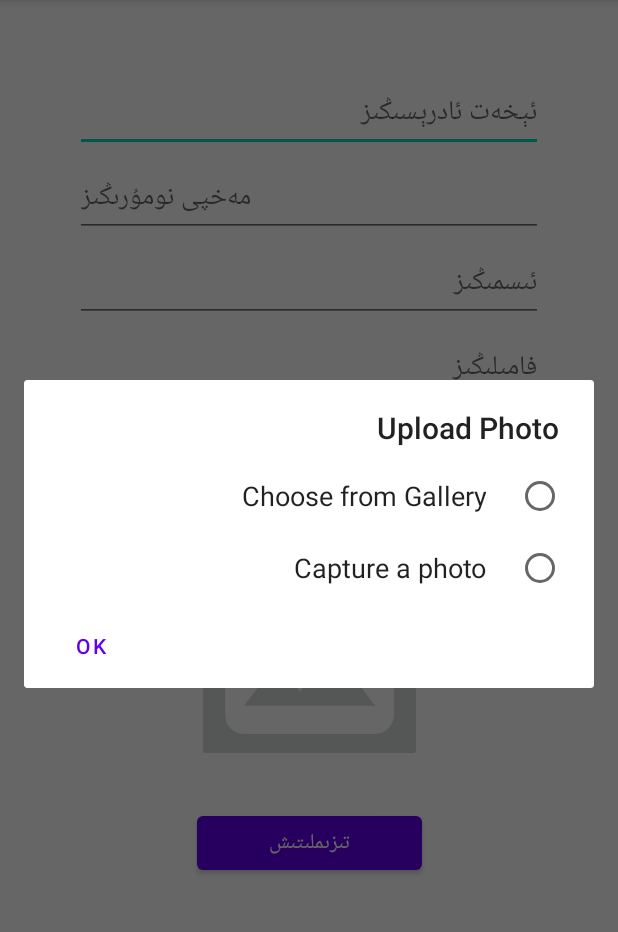
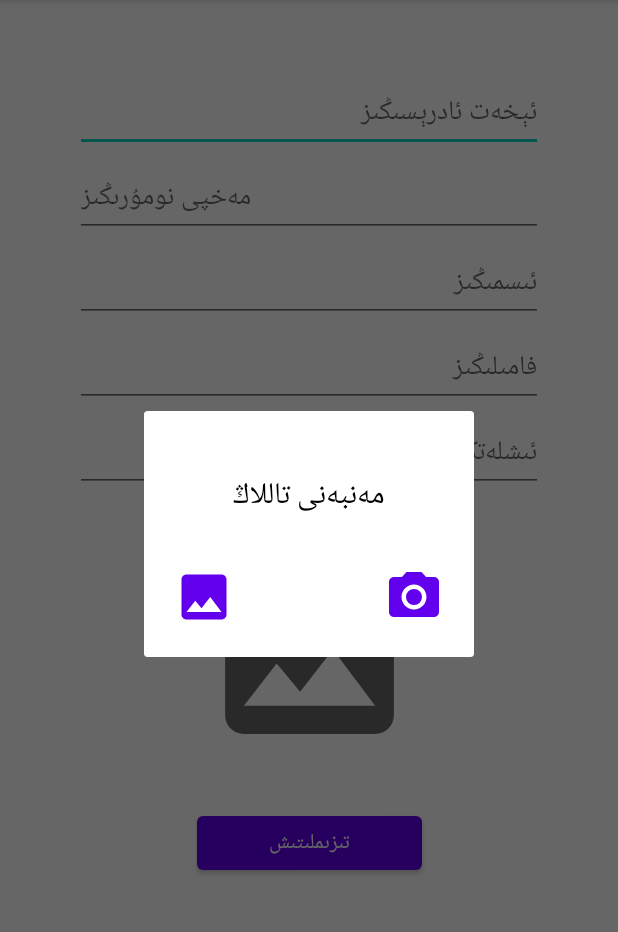
Before and after one commit to Dilmurat99/kitabhumar, an Android app: the fragment RegisterFragment shown on its own in the app's theme, after a tap on an icon or button, on a phone screen of 412 x 824 dp, the part 84-1016 px from its top. Run offline under Robolectric (Android 15) with nearby library versions, the phone set to English and light mode, and no system bars; our stand-ins replace Firebase (no records; nobody signed in at launch, a user with empty details on screens opened directly); pictures from the network do not load.

Commit message:
imageView,camera,album dialog

```diff
--- a/app/src/main/AndroidManifest.xml
+++ b/app/src/main/AndroidManifest.xml
@@ -3,6 +3,8 @@
     package="com.uyghar.kitabhumar">
     <uses-permission android:name="android.permission.INTERNET" />
     <uses-permission android:name="android.permission.CAMERA" />
+    <uses-permission android:name="android.permission.READ_EXTERNAL_STORAGE" />
+
     <application
         android:usesCleartextTraffic="true"
         android:allowBackup="true"
--- a/app/src/main/java/com/uyghar/kitabhumar/ui/user/RegisterFragment.kt
+++ b/app/src/main/java/com/uyghar/kitabhumar/ui/user/RegisterFragment.kt
@@ -1,5 +1,8 @@
 package com.uyghar.kitabhumar.ui.user
 
+import android.Manifest
+import android.app.Activity
+import android.app.Dialog
 import android.os.Bundle
 import android.util.Log
 import androidx.fragment.app.Fragment
@@ -13,17 +16,17 @@ import com.google.firebase.auth.FirebaseAuth
 import com.google.firebase.auth.ktx.actionCodeSettings
 import com.google.firebase.auth.ktx.auth
 import com.google.firebase.ktx.Firebase
-import android.widget.Toast
-
-import androidx.annotation.NonNull
-
-import com.google.android.gms.tasks.OnCompleteListener
 import com.uyghar.kitabhumar.R
-import androidx.core.app.ActivityCompat.startActivityForResult
-
 import android.content.Intent
-import android.content.DialogInterface
-import androidx.appcompat.app.AlertDialog
+import android.content.pm.PackageManager
+import android.graphics.Bitmap
+import android.os.Build
+import android.provider.MediaStore
+import android.view.Window
+import android.widget.ImageView
+import androidx.core.content.PermissionChecker
+import androidx.core.content.PermissionChecker.checkSelfPermission
+import java.security.Permission
 
 
 // TODO: Rename parameter arguments, choose names that match
@@ -41,7 +44,13 @@ class RegisterFragment : Fragment() {
     // TODO: Rename and change types of parameters
     private var param1: String? = null
     private var param2: String? = null
+    private val CAMERA_REQUEST = 1888
+    private val ALBUM_REQUEST = 2888
+    private val MY_CAMERA_PERMISSION_CODE = 100
+    private val MY_ALBUM_PERMISSION_CODE = 200
 
+    private lateinit var buttonImage: ImageButton
+    private lateinit var dialog: Dialog
     var from = 0 //This must be declared as global !
 
     private lateinit var auth: FirebaseAuth
@@ -68,9 +77,30 @@ class RegisterFragment : Fragment() {
         val buttonReg = root.findViewById<Button>(R.id.buttonReg)
         val editEmail = root.findViewById<EditText>(R.id.editEmail)
         val editPassword = root.findViewById<EditText>(R.id.editPassword)
-        val buttonImage = root.findViewById<ImageButton>(R.id.buttonImage)
+        buttonImage = root.findViewById<ImageButton>(R.id.buttonImage)
         buttonImage.setOnClickListener {
-            val choice = arrayOf("Choose from Gallery", "Capture a photo")
+            dialog = Dialog(requireContext())
+            dialog.requestWindowFeature(Window.FEATURE_NO_TITLE)
+            dialog.setCancelable(true)
+            dialog.setContentView(R.layout.album_camera)
+            val buttonCamera = dialog.findViewById<Button>(R.id.buttonCamera)
+            val buttonAlbum = dialog.findViewById<Button>(R.id.buttonAlbum)
+            val buttonClose = root.findViewById<Button>(R.id.buttonClose)
+
+            val listener = View.OnClickListener { button ->
+                when(button.id) {
+                    R.id.buttonCamera -> openCamera()
+                    R.id.buttonAlbum -> openAlbum()
+                    R.id.buttonClose -> buttonImage.setImageResource(R.drawable.ic_baseline_image_24)
+                }
+
+            }
+            buttonCamera.setOnClickListener(listener)
+            buttonAlbum.setOnClickListener(listener)
+            buttonClose.setOnClickListener(listener)
+            dialog.show()
+
+            /*val choice = arrayOf("Choose from Gallery", "Capture a photo")
 
             val alert: android.app.AlertDialog.Builder = android.app.AlertDialog.Builder(activity)
             alert.setTitle("Upload Photo")
@@ -94,7 +124,8 @@ class RegisterFragment : Fragment() {
                     // Your Code
                 }
             })
-            alert.show()
+            alert.show()*/
+
 
         }
         buttonReg.setOnClickListener {
@@ -138,23 +169,52 @@ class RegisterFragment : Fragment() {
         return root
     }
 
-    companion object {
-        /**
-         * Use this factory method to create a new instance of
-         * this fragment using the provided parameters.
-         *
-         * @param param1 Parameter 1.
-         * @param param2 Parameter 2.
-         * @return A new instance of fragment RegisterFragment.
-         */
-        // TODO: Rename and change types and number of parameters
-        @JvmStatic
-        fun newInstance(param1: String, param2: String) =
-            RegisterFragment().apply {
-                arguments = Bundle().apply {
-                    putString(ARG_PARAM1, param1)
-                    putString(ARG_PARAM2, param2)
+    fun openCamera() {
+        if (Build.VERSION.SDK_INT >= Build.VERSION_CODES.M) {
+            if (checkSelfPermission(requireContext(),Manifest.permission.CAMERA) != PermissionChecker.PERMISSION_GRANTED) {
+                requestPermissions(
+                    arrayOf(Manifest.permission.CAMERA),
+                    MY_CAMERA_PERMISSION_CODE
+                )
+            } else {
+                val cameraIntent = Intent(MediaStore.ACTION_IMAGE_CAPTURE)
+                startActivityForResult(cameraIntent, CAMERA_REQUEST)
+            }
+        }
+    }
+
+    fun openAlbum() {
+        if (Build.VERSION.SDK_INT >= Build.VERSION_CODES.M) {
+            if (checkSelfPermission(requireContext(), Manifest.permission.READ_EXTERNAL_STORAGE) != PermissionChecker.PERMISSION_GRANTED) {
+                requestPermissions(
+                    arrayOf(Manifest.permission.READ_EXTERNAL_STORAGE),
+                    MY_ALBUM_PERMISSION_CODE
+                )
+            } else {
+                val intent = Intent(Intent.ACTION_PICK)
+                intent.type = "image/*"
+                startActivityForResult(intent, ALBUM_REQUEST)
+            }
+        }
+    }
+
+    override fun onActivityResult(requestCode: Int, resultCode: Int, data: Intent?) {
+        super.onActivityResult(requestCode, resultCode, data)
+        dialog.dismiss()
+        if (resultCode == Activity.RESULT_OK) {
+
+            when(requestCode) {
+                CAMERA_REQUEST -> {
+                    val bitmap = data?.extras?.get("data") as? Bitmap
+                    buttonImage.setImageBitmap(bitmap)
                 }
+                ALBUM_REQUEST -> {
+                    buttonImage.scaleType = ImageView.ScaleType.CENTER_INSIDE
+                    buttonImage.setImageURI(data?.data)
+                }
+
             }
+        }
+
     }
 }
--- /dev/null
+++ b/app/src/main/res/drawable/ic_baseline_camera_alt_24.xml
@@ -0,0 +1,13 @@
+<vector xmlns:android="http://schemas.android.com/apk/res/android"
+    android:width="24dp"
+    android:height="24dp"
+    android:viewportWidth="24"
+    android:viewportHeight="24"
+    android:tint="?attr/colorControlNormal">
+  <path
+      android:fillColor="@android:color/white"
+      android:pathData="M12,12m-3.2,0a3.2,3.2 0,1 1,6.4 0a3.2,3.2 0,1 1,-6.4 0"/>
+  <path
+      android:fillColor="@android:color/white"
+      android:pathData="M9,2L7.17,4L4,4c-1.1,0 -2,0.9 -2,2v12c0,1.1 0.9,2 2,2h16c1.1,0 2,-0.9 2,-2L22,6c0,-1.1 -0.9,-2 -2,-2h-3.17L15,2L9,2zM12,17c-2.76,0 -5,-2.24 -5,-5s2.24,-5 5,-5 5,2.24 5,5 -2.24,5 -5,5z"/>
+</vector>
--- /dev/null
+++ b/app/src/main/res/drawable/ic_baseline_cancel_24.xml
@@ -0,0 +1,10 @@
+<vector xmlns:android="http://schemas.android.com/apk/res/android"
+    android:width="24dp"
+    android:height="24dp"
+    android:viewportWidth="24"
+    android:viewportHeight="24"
+    android:tint="?attr/colorControlNormal">
+  <path
+      android:fillColor="@android:color/white"
+      android:pathData="M12,2C6.47,2 2,6.47 2,12s4.47,10 10,10 10,-4.47 10,-10S17.53,2 12,2zM17,15.59L15.59,17 12,13.41 8.41,17 7,15.59 10.59,12 7,8.41 8.41,7 12,10.59 15.59,7 17,8.41 13.41,12 17,15.59z"/>
+</vector>
--- /dev/null
+++ b/app/src/main/res/layout/album_camera.xml
@@ -0,0 +1,53 @@
+<?xml version="1.0" encoding="utf-8"?>
+<androidx.constraintlayout.widget.ConstraintLayout xmlns:android="http://schemas.android.com/apk/res/android"
+    xmlns:app="http://schemas.android.com/apk/res-auto"
+    android:layout_margin="20dp"
+    android:layout_width="wrap_content"
+    android:layout_height="wrap_content">
+
+    <TextView
+        android:id="@+id/text_title"
+        android:layout_width="wrap_content"
+        android:layout_height="wrap_content"
+        android:layout_marginTop="20dp"
+        android:text="مەنبەنى تاللاڭ"
+        android:textSize="20sp"
+        android:textColor="#000"
+        app:layout_constraintEnd_toEndOf="parent"
+        app:layout_constraintStart_toStartOf="parent"
+        app:layout_constraintTop_toTopOf="parent" />
+
+    <Button
+        android:id="@+id/buttonCamera"
+        android:layout_marginEnd="50dp"
+        android:layout_marginTop="30dp"
+        android:layout_width="40dp"
+        android:layout_height="40dp"
+        android:background="@drawable/ic_baseline_camera_alt_24"
+        app:layout_constraintEnd_toStartOf="@id/guideline"
+        app:layout_constraintTop_toBottomOf="@id/text_title" />
+
+    <Button
+        android:id="@+id/buttonAlbum"
+        android:layout_width="40dp"
+        android:layout_height="40dp"
+        android:layout_marginTop="30dp"
+        android:layout_marginStart="50dp"
+        android:layout_marginBottom="30dp"
+        app:layout_constraintStart_toEndOf="@id/guideline"
+        android:background="@drawable/ic_baseline_image_24"
+        app:layout_constraintTop_toBottomOf="@id/text_title"
+
+        />
+
+    <androidx.constraintlayout.widget.Guideline
+        android:id="@+id/guideline"
+        android:layout_width="wrap_content"
+        android:layout_height="wrap_content"
+        app:layout_constraintGuide_percent="0.5"
+        android:orientation="vertical"
+       />
+
+
+
+</androidx.constraintlayout.widget.ConstraintLayout>
--- a/app/src/main/res/layout/fragment_register.xml
+++ b/app/src/main/res/layout/fragment_register.xml
@@ -67,8 +67,8 @@
         android:layout_marginTop="30dp"
         android:src="@drawable/ic_baseline_image_24"
         android:scaleType="fitXY"
+        android:background="@android:color/transparent"
         android:padding="0dp"
-        app:tint="#fff"
         app:layout_constraintTop_toBottomOf="@id/editUsername"
         app:layout_constraintStart_toStartOf="parent"
         app:layout_constraintEnd_toEndOf="parent"
@@ -76,6 +76,7 @@
         android:layout_width="150dp"
         android:layout_height="150dp"
         />
+
     <Button
         android:id="@+id/buttonReg"
         android:layout_marginTop="30dp"
@@ -86,5 +87,17 @@
         android:layout_width="150dp"
         android:layout_height="wrap_content"
         />
+    <Button
+        android:id="@+id/buttonClose"
+        android:layout_width="30dp"
+        android:layout_height="30dp"
+        android:background="@drawable/ic_baseline_cancel_24"
+        android:layout_marginStart="-20dp"
+        android:layout_marginBottom="-20dp"
+        android:textColor="#000"
+        android:textSize="30sp"
+        app:layout_constraintStart_toEndOf="@id/buttonImage"
+        app:layout_constraintBottom_toTopOf="@id/buttonImage"
+        />
 
 </androidx.constraintlayout.widget.ConstraintLayout>
```
Also changed, not shown: app/src/main/res/drawable/ic_baseline_close_24.xml (added, +10 -0 lines).
